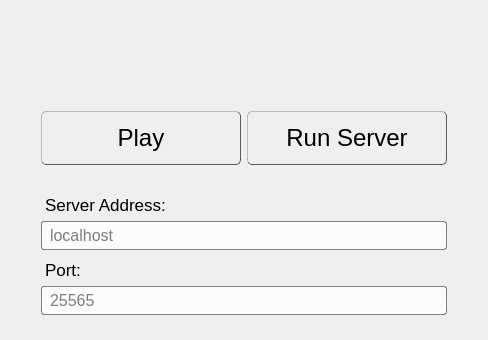
Above: files/ui/playpage.ui from MrZer0x0/TES3MP before the change. Below: the same form after it.
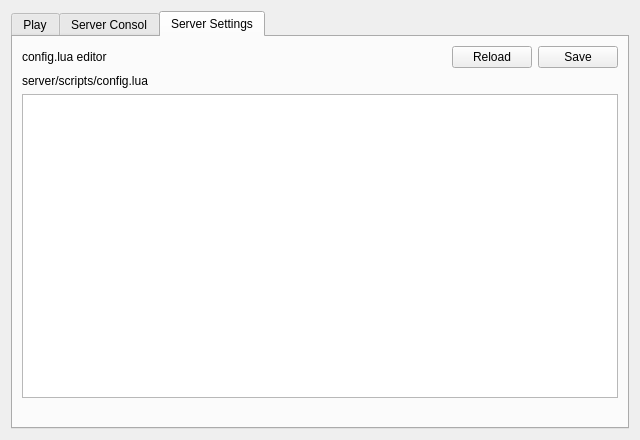
That is the form after the change. The open tabs and pages were chosen to show the change.

Diff of the .ui file:
```diff
--- a/files/ui/playpage.ui
+++ b/files/ui/playpage.ui
@@ -3,10 +3,25 @@
  <class>PlayPage</class>
  <widget class="QWidget" name="PlayPage">
   <property name="geometry">
-   <rect><x>0</x><y>0</y><width>320</width><height>340</height></rect>
+   <rect>
+    <x>0</x>
+    <y>0</y>
+    <width>640</width>
+    <height>440</height>
+   </rect>
   </property>
   <layout class="QVBoxLayout" name="verticalLayout">
    <item>
+    <widget class="QTabWidget" name="pageTabs">
+     <property name="currentIndex">
+      <number>0</number>
+     </property>
+     <widget class="QWidget" name="playTab">
+      <attribute name="title">
+       <string>Play</string>
+      </attribute>
+      <layout class="QVBoxLayout" name="playTabLayout">
+       <item>
     <widget class="QWidget" name="Scroll" native="true">
      <property name="styleSheet">
       <string notr="true">#Scroll {
@@ -16,7 +31,7 @@
      </property>
      <layout class="QGridLayout" name="gridLayout">
       <property name="leftMargin"><number>30</number></property>
-      <property name="topMargin"><number>100</number></property>
+          <property name="topMargin"><number>60</number></property>
       <property name="rightMargin"><number>30</number></property>
       <property name="verticalSpacing"><number>6</number></property>
 
@@ -139,8 +154,86 @@
         <property name="sizeHint" stdset="0"><size><width>20</width><height>30</height></size></property>
        </spacer>
       </item>
-
-     </layout>
+         </layout>
+        </widget>
+       </item>
+      </layout>
+     </widget>
+     <widget class="QWidget" name="serverConsoleTab">
+      <attribute name="title">
+       <string>Server Consol</string>
+      </attribute>
+      <layout class="QVBoxLayout" name="serverConsoleTabLayout">
+       <item>
+        <widget class="QWidget" name="serverConsoleHost" native="true">
+         <layout class="QVBoxLayout" name="serverConsoleHostLayout">
+          <property name="leftMargin"><number>0</number></property>
+          <property name="topMargin"><number>0</number></property>
+          <property name="rightMargin"><number>0</number></property>
+          <property name="bottomMargin"><number>0</number></property>
+         </layout>
+        </widget>
+       </item>
+      </layout>
+     </widget>
+     <widget class="QWidget" name="serverSettingsTab">
+      <attribute name="title">
+       <string>Server Settings</string>
+      </attribute>
+      <layout class="QVBoxLayout" name="serverSettingsTabLayout">
+       <item>
+        <layout class="QHBoxLayout" name="serverSettingsTopLayout">
+         <item>
+          <widget class="QLabel" name="serverSettingsTitleLabel">
+           <property name="text">
+            <string>config.lua editor</string>
+           </property>
+          </widget>
+         </item>
+         <item>
+          <spacer name="horizontalSpacerServerSettings">
+           <property name="orientation"><enum>Qt::Horizontal</enum></property>
+           <property name="sizeHint" stdset="0"><size><width>40</width><height>20</height></size></property>
+          </spacer>
+         </item>
+         <item>
+          <widget class="QPushButton" name="reloadServerSettingsButton">
+           <property name="text"><string>Reload</string></property>
+          </widget>
+         </item>
+         <item>
+          <widget class="QPushButton" name="saveServerSettingsButton">
+           <property name="text"><string>Save</string></property>
+          </widget>
+         </item>
+        </layout>
+       </item>
+       <item>
+        <widget class="QLabel" name="serverSettingsPathLabel">
+         <property name="text">
+          <string>server/scripts/config.lua</string>
+         </property>
+         <property name="textInteractionFlags">
+          <set>Qt::TextSelectableByMouse</set>
+         </property>
+        </widget>
+       </item>
+       <item>
+        <widget class="QPlainTextEdit" name="serverSettingsEditor">
+         <property name="lineWrapMode">
+          <enum>QPlainTextEdit::NoWrap</enum>
+         </property>
+        </widget>
+       </item>
+       <item>
+        <widget class="QLabel" name="serverSettingsStatusLabel">
+         <property name="text">
+          <string/>
+         </property>
+        </widget>
+       </item>
+      </layout>
+     </widget>
     </widget>
    </item>
   </layout>
```
Left out of the diff: 12 changed lines with no effect on the pictures. Lines whose indentation alone changed are shown as unchanged.
